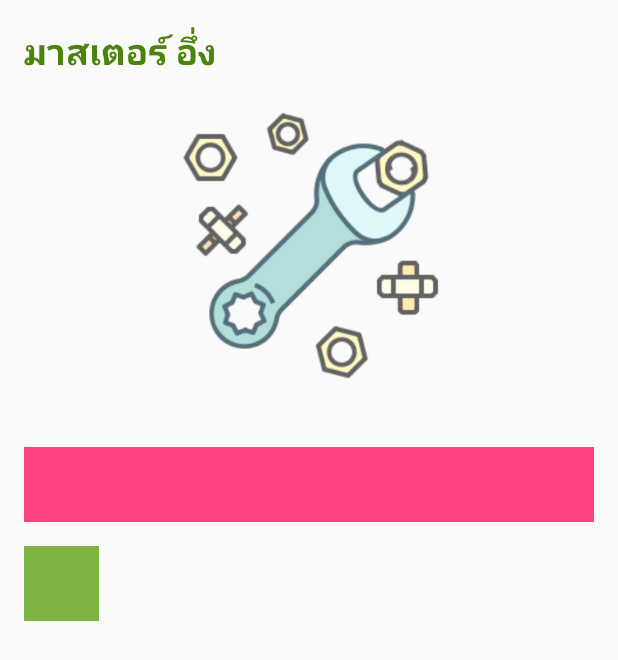
After one commit to daow28/MyEasyService, an Android app: the fragment MainFragment shown on its own in the app's theme, on a phone screen of 412 x 824 dp. The commit adds this screen. Shown: the top 660 px of the screen. Run offline under Robolectric (Android 15) with nearby library versions, the phone set to English and light mode, and no system bars.

Commit message:
Create Main Fragment Success

```diff
--- /dev/null
+++ b/app/src/main/java/app/tsc/rotchanan/myeasyservice/fragment/MainFragment.java
@@ -0,0 +1,27 @@
+package app.tsc.rotchanan.myeasyservice.fragment;
+
+import android.os.Bundle;
+import android.support.annotation.Nullable;
+import android.support.v4.app.Fragment;
+import android.view.LayoutInflater;
+import android.view.View;
+import android.view.ViewGroup;
+
+import app.tsc.rotchanan.myeasyservice.R;
+
+/**
+ * Created by Rotchanan_it on 10/21/2017.
+ */
+
+public class MainFragment extends Fragment{
+
+//    การสร้างหน้ากาก
+
+
+    @Nullable
+    @Override
+    public View onCreateView(LayoutInflater inflater, @Nullable ViewGroup container, @Nullable Bundle savedInstanceState) {
+        View view = inflater.inflate(R.layout.fragment_main, container, false);
+        return view;
+    }
+}  //Main Class
--- a/app/src/main/res/layout/fragment_main.xml
+++ b/app/src/main/res/layout/fragment_main.xml
@@ -25,7 +25,7 @@
 
     <!--pink View-->
     <!--นี่คือการทำ View ที่เป็นสีชมพูนะจ๊ะ-->
-    <view
+    <View
         android:layout_width="match_parent"
         android:layout_height="@dimen/icon"
         android:layout_margin="@dimen/margin"
@@ -33,7 +33,7 @@
 
 
     <!--blue View-->
-    <view
+    <View
         android:layout_width="@dimen/icon"
         android:layout_height="@dimen/icon"
         android:layout_marginLeft="@dimen/margin"
```
